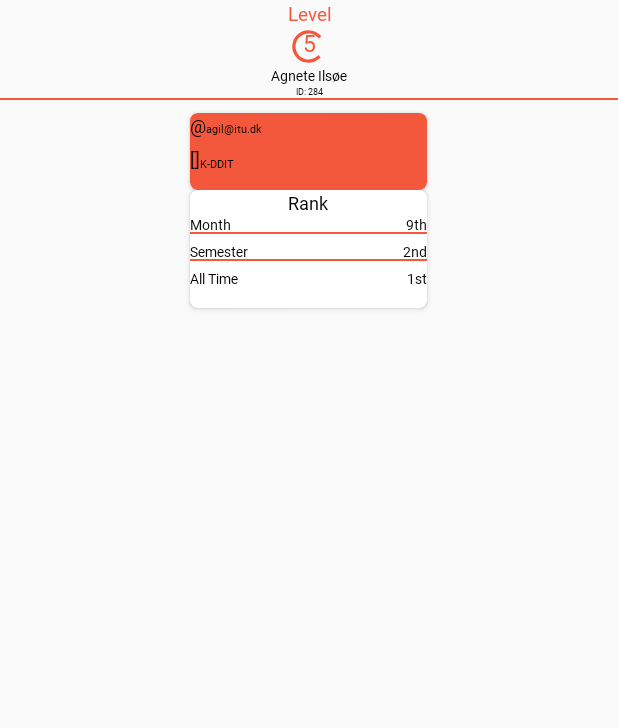
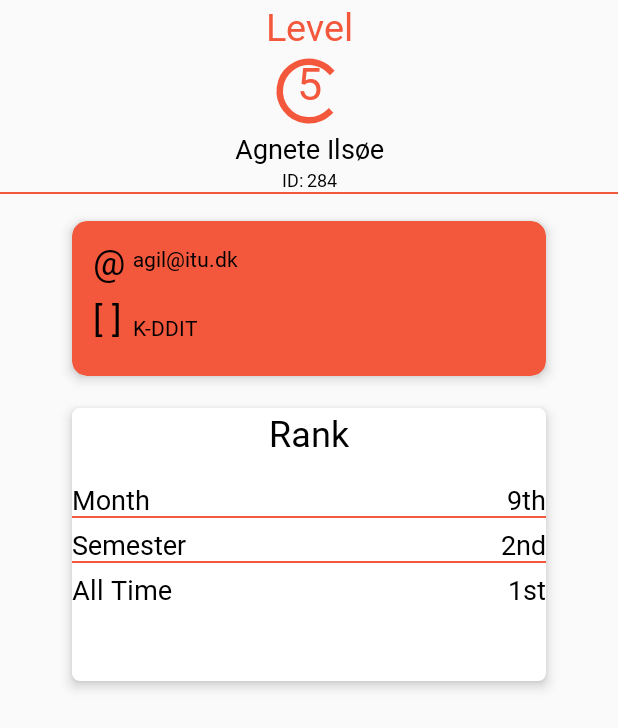
Before and after one commit to AnalogIO/Analog_Android, an Android app: the layout activity_profile.xml on its own in the app's theme, with its tools: preview values and no code run, on a phone screen of 412 x 824 dp. Shown: the top 728 px of the screen. Run offline under Robolectric (Android 15) with nearby library versions, the phone set to English and light mode, and no system bars.

Commit message:
Implemented profile view

```diff
--- a/app/src/main/java/dk/analog/digitalclipcard/backend/BackendService.kt
+++ b/app/src/main/java/dk/analog/digitalclipcard/backend/BackendService.kt
@@ -2,8 +2,10 @@ package dk.analog.digitalclipcard.backend
 
 import dk.analog.digitalclipcard.login.Login
 import dk.analog.digitalclipcard.login.LoginResponse
+import dk.analog.digitalclipcard.profile.AccountResponse
 import retrofit2.Call
 import retrofit2.http.Body
+import retrofit2.http.GET
 import retrofit2.http.POST
 
 interface BackendService {
@@ -12,4 +14,7 @@ interface BackendService {
 
     /*@POST("account/register")
     fun registerUser(@Body user: Register): Call<MessageResponse>*/
+
+    @GET("Account")
+    fun getAccountDetails() : Call<AccountResponse>
 }
--- a/app/src/main/res/layout/activity_profile.xml
+++ b/app/src/main/res/layout/activity_profile.xml
@@ -15,7 +15,7 @@
         android:textAppearance="@style/XS"
         android:textColor="@color/colorAccent"
         android:text="@string/level"
-        android:textSize="12.5sp"
+        android:textSize="25sp"
         />
 
     <FrameLayout
@@ -25,8 +25,8 @@
         android:layout_below="@id/profileLevelHeader">
         <ProgressBar
             android:id="@+id/profileProgressBar"
-            android:layout_width="26dp"
-            android:layout_height="26dp"
+            android:layout_width="52dp"
+            android:layout_height="52dp"
             android:layout_gravity="center"
             />
         <TextView
@@ -36,7 +36,7 @@
             android:textColor="@color/colorAccent"
             android:textAppearance="@style/XS"
             tools:text="5"
-            android:textSize="15sp"/>
+            android:textSize="30sp"/>
     </FrameLayout>
 
     <TextView
@@ -47,7 +47,7 @@
         android:textAppearance="@style/XS"
         android:gravity="center"
         tools:text="Agnete Ilsøe"
-        android:textSize="9sp"/>
+        android:textSize="18sp"/>
     <TextView
         android:id="@+id/profileId"
         android:layout_width="match_parent"
@@ -55,7 +55,7 @@
         android:layout_below="@id/profileName"
         android:textAppearance="@style/XS"
         android:gravity="center"
-        android:textSize="6sp"
+        android:textSize="12sp"
         tools:text="ID: 284" />
 
     <View
@@ -66,33 +66,38 @@
 
     <androidx.cardview.widget.CardView
         android:id="@+id/profileInfo"
-        android:layout_width="158dp"
-        android:layout_height="51.5dp"
-        android:layout_marginTop="10dp"
-        cardView:cardCornerRadius="5dp"
+        android:layout_width="316dp"
+        android:layout_height="103dp"
+        android:layout_marginTop="19dp"
+        cardView:cardCornerRadius="10dp"
         android:layout_centerHorizontal="true"
         android:layout_below="@id/profileId"
         cardView:cardBackgroundColor="@color/colorAccent"
-        cardView:cardElevation="2dp">
+        cardView:cardElevation="5dp">
 
         <RelativeLayout
+            android:id="@+id/profileMailProgramme"
             android:layout_width="match_parent"
-            android:layout_height="wrap_content"
+            android:layout_height="match_parent"
+            android:layout_marginTop="10dp"
+            android:layout_marginStart="14dp"
+            android:layout_marginEnd="14dp"
             android:orientation="vertical">
             <TextView
                 android:id="@+id/profileAt"
                 android:layout_width="wrap_content"
                 android:layout_height="wrap_content"
+                android:layout_marginEnd="5dp"
                 android:text="@string/profileAt"
                 android:textAppearance="@style/XS"
-                android:textSize="12sp"/>
+                android:textSize="24sp"/>
             <TextView
                 android:id="@+id/profileEmail"
                 android:layout_marginTop="5dp"
                 android:layout_width="wrap_content"
                 android:layout_height="wrap_content"
                 android:textAppearance="@style/XS"
-                android:textSize="7sp"
+                android:textSize="14sp"
                 android:layout_toEndOf="@id/profileAt"
                 tools:text="agil@itu.dk"
                 />
@@ -104,15 +109,17 @@
                 android:layout_height="wrap_content"
                 android:textAppearance="@style/XS"
                 android:layout_below="@id/profileAt"
-                android:text="@string/brackets"
+                android:textSize="24sp"
+                android:text= "@string/brackets"
                 />
 
             <TextView
+                android:id="@+id/profileProgramme"
                 android:layout_width="wrap_content"
                 android:layout_height="wrap_content"
                 android:textAppearance="@style/XS"
-                android:textSize="7sp"
-                android:layout_toEndOf="@id/profileBrackets"
+                android:textSize="14sp"
+                android:layout_toEndOf="@id/profileAt"
                 android:layout_alignBottom="@id/profileBrackets"
                 tools:text="K-DDIT"
                 />
@@ -122,14 +129,15 @@
     </androidx.cardview.widget.CardView>
 
     <androidx.cardview.widget.CardView
-        android:layout_width="158dp"
-        android:layout_height="78.5dp"
+        android:layout_width="316dp"
+        android:layout_height="182dp"
 
         cardView:cardCornerRadius="5dp"
         android:layout_centerHorizontal="true"
         android:layout_below="@id/profileInfo"
         cardView:cardBackgroundColor="@color/colorPrimary"
-        cardView:cardElevation="2dp">
+        android:layout_marginTop="21dp"
+        cardView:cardElevation="5dp">
 
         <RelativeLayout
             android:layout_width="match_parent"
@@ -143,7 +151,8 @@
                 android:text="@string/rank"
                 android:layout_centerHorizontal="true"
                 android:textAppearance="@style/XS"
-                android:textSize="12sp"
+                android:textSize="24sp"
+                android:layout_marginBottom="16dp"
                 />
 
             <TextView
@@ -152,7 +161,7 @@
                 android:layout_height="wrap_content"
                 android:text="@string/month"
                 android:textAppearance="@style/XS"
-                android:textSize="9sp"
+                android:textSize="18sp"
                 android:layout_below="@id/profileRank"/>
 
             <TextView
@@ -160,7 +169,7 @@
                 android:layout_width="wrap_content"
                 android:layout_height="wrap_content"
                 android:textAppearance="@style/XS"
-                android:textSize="9sp"
+                android:textSize="18sp"
                 android:layout_alignBottom="@id/profileMonth"
                 android:layout_alignParentEnd="true"
                 tools:text="9th"/>
@@ -177,7 +186,7 @@
                 android:layout_width="wrap_content"
                 android:layout_height="wrap_content"
                 android:textAppearance="@style/XS"
-                android:textSize="9sp"
+                android:textSize="18sp"
                 android:layout_below="@id/profileMonth"
                 android:text="@string/semester"
                 />
@@ -187,7 +196,7 @@
                 android:layout_width="wrap_content"
                 android:layout_height="wrap_content"
                 android:textAppearance="@style/XS"
-                android:textSize="9sp"
+                android:textSize="18sp"
                 android:layout_alignBottom="@id/profileSemester"
                 android:layout_alignParentEnd="true"
                 tools:text="2nd"/>
@@ -204,7 +213,7 @@
                 android:layout_width="wrap_content"
                 android:layout_height="wrap_content"
                 android:textAppearance="@style/XS"
-                android:textSize="9sp"
+                android:textSize="18sp"
                 android:layout_below="@id/profileSemester"
                 android:text="@string/all_time"
                 />
@@ -214,7 +223,7 @@
                 android:layout_width="wrap_content"
                 android:layout_height="wrap_content"
                 android:textAppearance="@style/XS"
-                android:textSize="9sp"
+                android:textSize="18sp"
                 android:layout_alignBottom="@id/profileAllTime"
                 android:layout_alignParentEnd="true"
                 tools:text="1st"/>
--- a/app/src/main/res/values/strings.xml
+++ b/app/src/main/res/values/strings.xml
@@ -29,7 +29,7 @@
     <string name="register">Register</string>
     <string name="enter_your_name">Enter your name</string>
     <string name="enter_your_email">Enter your email</string>
-    <string name="brackets">[]</string>
+    <string name="brackets">[ ]</string>
     <string name="rank">Rank</string>
     <string name="month">Month</string>
     <string name="semester">Semester</string>
--- a/build.gradle
+++ b/build.gradle
@@ -25,7 +25,7 @@ buildscript {
         jcenter()
     }
     dependencies {
-        classpath 'com.android.tools.build:gradle:3.3.0'
+        classpath 'com.android.tools.build:gradle:3.3.1'
         classpath "org.jetbrains.kotlin:kotlin-gradle-plugin:$kotlin_version"
         //noinspection GradleDynamicVersion
         classpath 'io.fabric.tools:gradle:1.+'
```
Also changed, not shown: app/src/main/java/dk/analog/digitalclipcard/profile/ProfileActivity.kt (added, +51 -0 lines), app/src/main/java/dk/analog/digitalclipcard/profile/ProfileRepository.kt (added, +17 -0 lines), app/src/main/java/dk/analog/digitalclipcard/profile/ProfileViewModel.kt (added, +13 -0 lines), app/src/main/java/dk/analog/digitalclipcard/utils/StringUtils.kt (+10 -0 lines).
